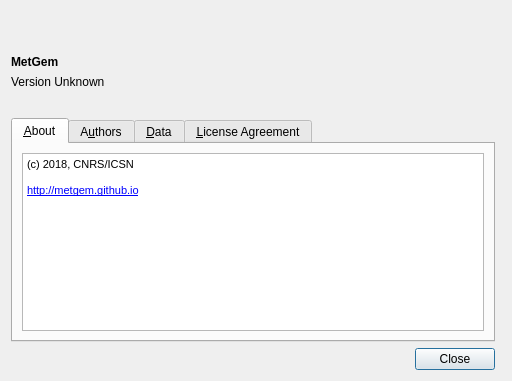
This is lib/ui/about_dialog.ui in metgem/metgem as Qt 5 draws it before an edit. The edited form follows.
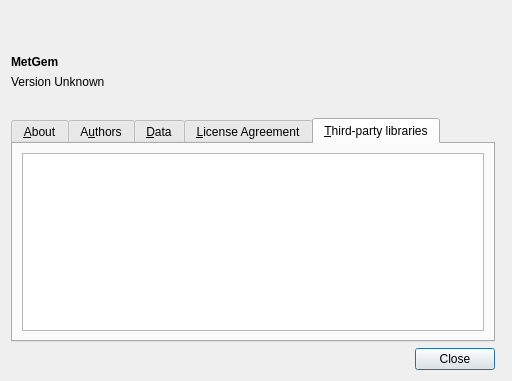
This is the edited form. Icons and pictures are not drawn.

Commit message: Update About Dialog with third-party libraries and new contributor

The edit to the form file:
```diff
--- a/lib/ui/about_dialog.ui
+++ b/lib/ui/about_dialog.ui
@@ -82,7 +82,7 @@
    <item row="7" column="0">
     <widget class="QTabWidget" name="tabWidget">
      <property name="currentIndex">
-      <number>0</number>
+      <number>4</number>
      </property>
      <widget class="QWidget" name="about">
       <attribute name="title">
@@ -149,6 +149,20 @@
        </item>
       </layout>
      </widget>
+     <widget class="QWidget" name="libraries">
+      <attribute name="title">
+       <string>&amp;Third-party libraries</string>
+      </attribute>
+      <layout class="QVBoxLayout" name="verticalLayout_5">
+       <item>
+        <widget class="QTextBrowser" name="txtLibraries">
+         <property name="openExternalLinks">
+          <bool>true</bool>
+         </property>
+        </widget>
+       </item>
+      </layout>
+     </widget>
     </widget>
    </item>
    <item row="6" column="0">
```
The commit also changes 1 other file.
